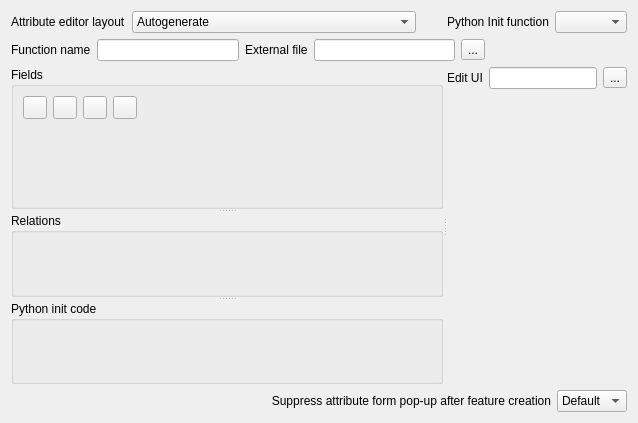
qgis/QGIS, file src/ui/qgsfieldspropertiesbase.ui: the form before one commit.
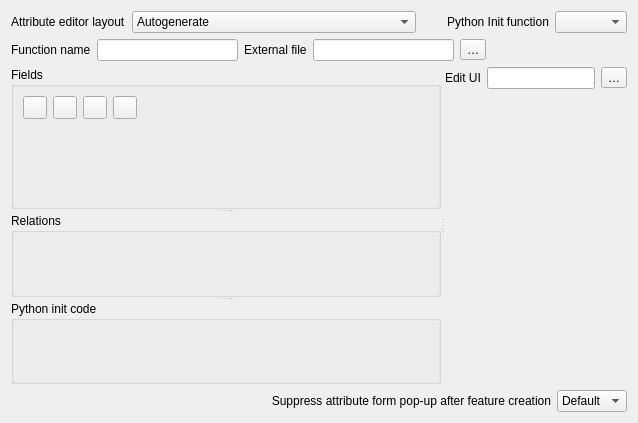
The form after the commit. The open tabs and pages were chosen to show the change. Icons and pictures are not drawn. Custom widgets are drawn as their Qt base class.

Diff of the .ui file:
```diff
--- a/src/ui/qgsfieldspropertiesbase.ui
+++ b/src/ui/qgsfieldspropertiesbase.ui
@@ -341,7 +341,7 @@
           <item>
            <widget class="QToolButton" name="pbnSelectEditForm">
             <property name="text">
-             <string>...</string>
+             <string>…</string>
             </property>
            </widget>
           </item>
@@ -577,7 +577,7 @@
       <item>
        <widget class="QToolButton" name="pbtnSelectInitFilePath">
         <property name="text">
-         <string>...</string>
+         <string>…</string>
         </property>
        </widget>
       </item>
```
